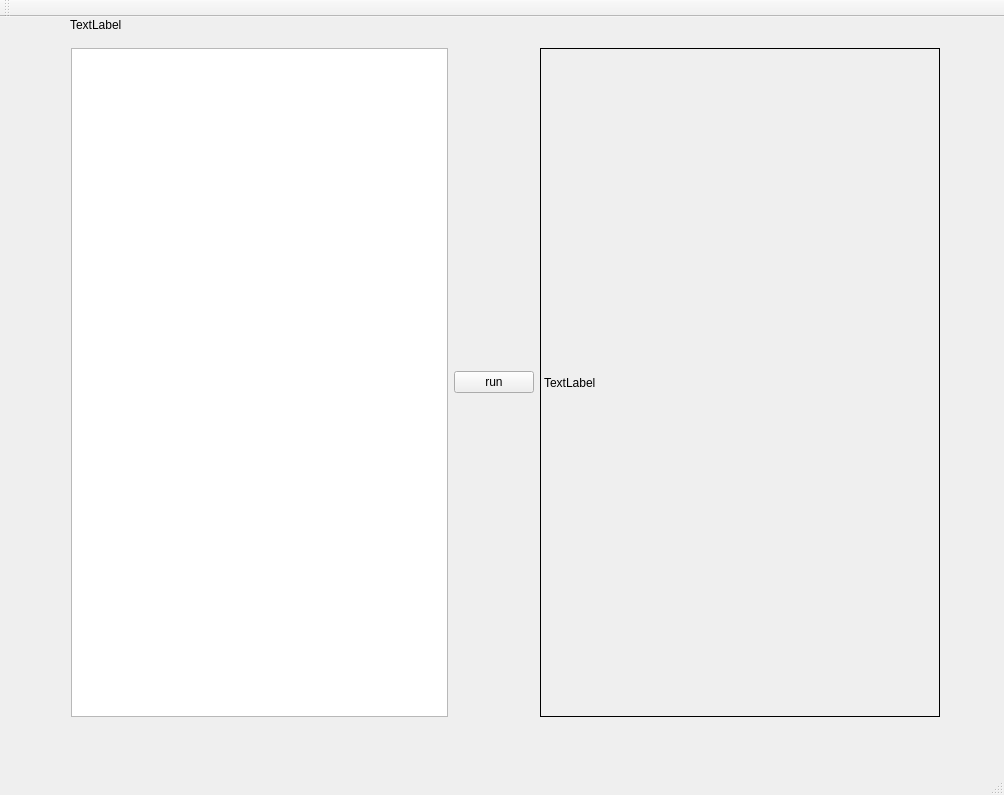
First picture: the form in mainwindow.ui, repository eddyrene/compiler, before the edit.
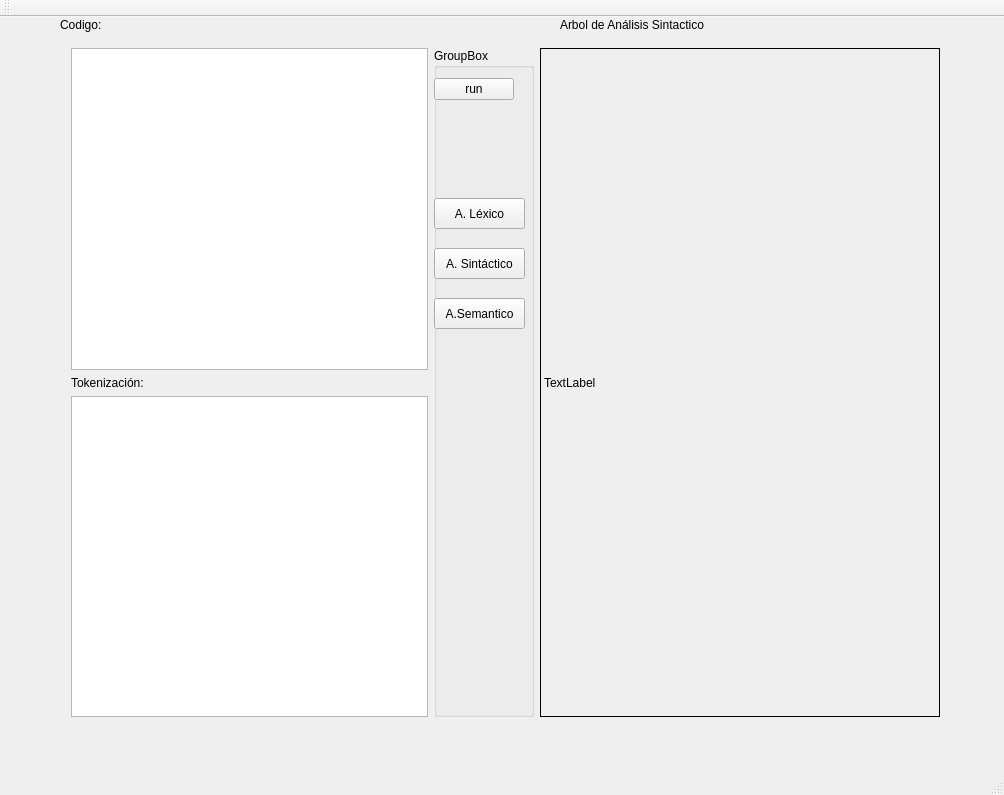
Second picture: the form after the edit.

```diff
--- a/mainwindow.ui
+++ b/mainwindow.ui
@@ -10,6 +10,12 @@
     <height>795</height>
    </rect>
   </property>
+  <property name="minimumSize">
+   <size>
+    <width>400</width>
+    <height>0</height>
+   </size>
+  </property>
   <property name="windowTitle">
    <string>MainWindow</string>
   </property>
@@ -28,13 +34,85 @@
     </property>
     <layout class="QHBoxLayout" name="horizontalLayout">
      <item>
-      <widget class="QTextEdit" name="textEdit"/>
+      <layout class="QVBoxLayout" name="verticalLayout">
+       <item>
+        <widget class="QTextEdit" name="textEdit"/>
+       </item>
+       <item>
+        <widget class="QLabel" name="label_2">
+         <property name="text">
+          <string>Tokenización:</string>
+         </property>
+        </widget>
+       </item>
+       <item>
+        <widget class="QTextEdit" name="textEdit_2"/>
+       </item>
+      </layout>
      </item>
      <item>
-      <widget class="QPushButton" name="pushButton">
-       <property name="text">
-        <string>run</string>
+      <widget class="QGroupBox" name="groupBox">
+       <property name="minimumSize">
+        <size>
+         <width>100</width>
+         <height>0</height>
+        </size>
        </property>
+       <property name="title">
+        <string>GroupBox</string>
+       </property>
+       <widget class="QPushButton" name="pushButton">
+        <property name="geometry">
+         <rect>
+          <x>0</x>
+          <y>30</y>
+          <width>80</width>
+          <height>22</height>
+         </rect>
+        </property>
+        <property name="text">
+         <string>run</string>
+        </property>
+       </widget>
+       <widget class="QPushButton" name="pushButton_3">
+        <property name="geometry">
+         <rect>
+          <x>0</x>
+          <y>150</y>
+          <width>91</width>
+          <height>31</height>
+         </rect>
+        </property>
+        <property name="text">
+         <string>A. Léxico</string>
+        </property>
+       </widget>
+       <widget class="QPushButton" name="pushButton_4">
+        <property name="geometry">
+         <rect>
+          <x>0</x>
+          <y>250</y>
+          <width>91</width>
+          <height>31</height>
+         </rect>
+        </property>
+        <property name="text">
+         <string>A.Semantico</string>
+        </property>
+       </widget>
+       <widget class="QPushButton" name="pushButton_5">
+        <property name="geometry">
+         <rect>
+          <x>0</x>
+          <y>200</y>
+          <width>91</width>
+          <height>31</height>
+         </rect>
+        </property>
+        <property name="text">
+         <string>A. Sintáctico</string>
+        </property>
+       </widget>
       </widget>
      </item>
      <item>
@@ -76,14 +154,27 @@
    <widget class="QLabel" name="label">
     <property name="geometry">
      <rect>
-      <x>70</x>
+      <x>60</x>
       <y>0</y>
       <width>161</width>
       <height>16</height>
      </rect>
     </property>
     <property name="text">
-     <string>TextLabel</string>
+     <string>Codigo:</string>
+    </property>
+   </widget>
+   <widget class="QLabel" name="label_3">
+    <property name="geometry">
+     <rect>
+      <x>560</x>
+      <y>0</y>
+      <width>221</width>
+      <height>16</height>
+     </rect>
+    </property>
+    <property name="text">
+     <string>Arbol de Análisis Sintactico</string>
     </property>
    </widget>
   </widget>
```
Left out of the diff: 3 changed lines with no effect on the pictures.
